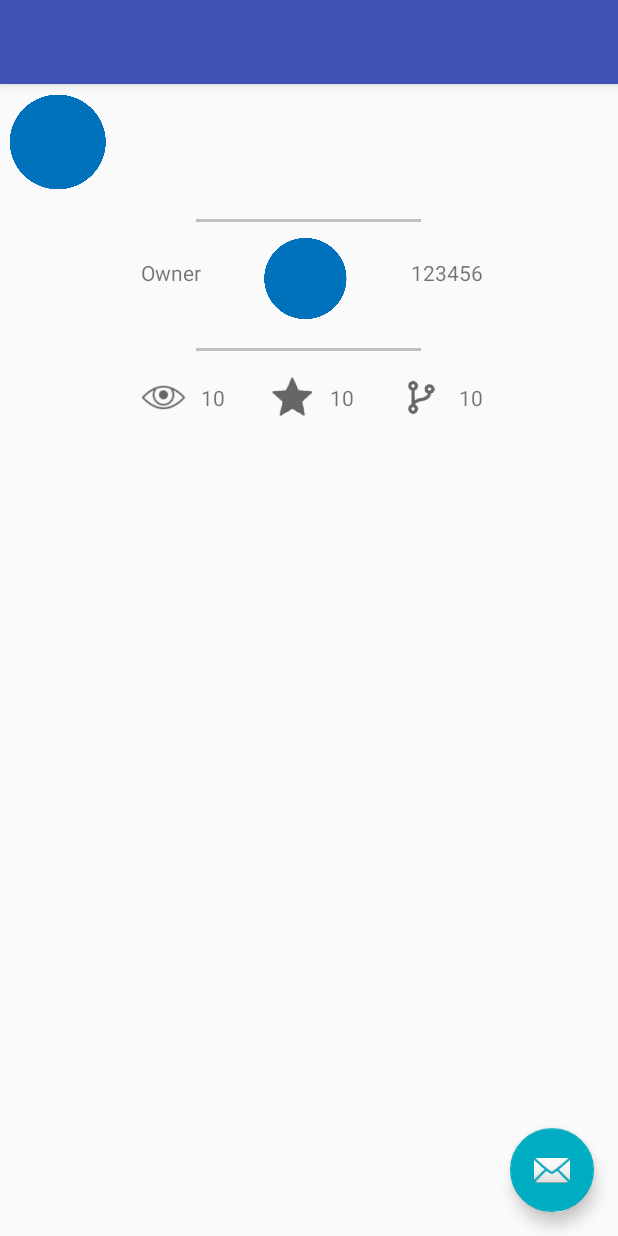
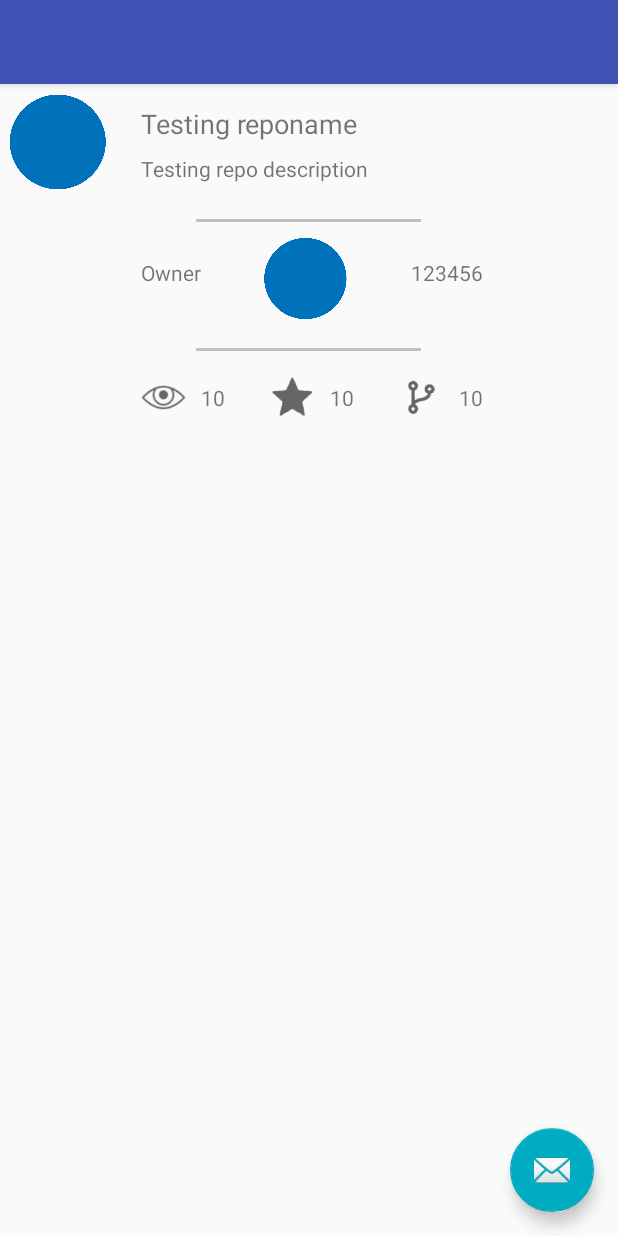
Before and after one commit to Swapnil-Garg16/GitHub-User-Repos, an Android app: the RepoDetailsActivity screen opened directly, with no data from a screen before it, on a phone screen of 412 x 824 dp. Run offline under Robolectric (Android 15) with nearby library versions, the phone set to English and light mode, and no system bars; our stand-ins replace CircleImageView; network calls fail; 6 statements that could not run were skipped.

Commit message:
Bit of shared element transition

```diff
--- a/app/build.gradle
+++ b/app/build.gradle
@@ -27,7 +27,6 @@ dependencies {
     compile 'com.android.support:appcompat-v7:24.2.1'
     compile 'com.android.support:design:24.2.1'
     compile 'com.android.volley:volley:1.0.0'
-    compile 'com.amulyakhare:com.amulyakhare.textdrawable:1.0.1'
     compile 'com.android.support:cardview-v7:21.0.+'
     compile 'de.hdodenhof:circleimageview:2.1.0'
     testCompile 'junit:junit:4.12'
--- a/app/src/main/java/com/example/lenovo/boxme/RepoDetailsActivity.java
+++ b/app/src/main/java/com/example/lenovo/boxme/RepoDetailsActivity.java
@@ -1,16 +1,31 @@
 package com.example.lenovo.boxme;
 
+import android.content.Intent;
+import android.graphics.Bitmap;
+import android.graphics.BitmapFactory;
 import android.os.Bundle;
 import android.support.design.widget.FloatingActionButton;
 import android.support.design.widget.Snackbar;
 import android.support.v7.app.AppCompatActivity;
 import android.support.v7.widget.Toolbar;
+import android.util.Log;
 import android.view.View;
+import android.widget.ImageView;
 import android.widget.TextView;
+
+import java.io.IOException;
+import java.io.InputStream;
+import java.net.HttpURLConnection;
+import java.net.MalformedURLException;
+import java.net.URL;
+
+import static com.example.lenovo.boxme.RepoActivity.imageUrl;
 
 public class RepoDetailsActivity extends AppCompatActivity {
 
-    TextView repon , repod ;
+    TextView repon, repod, id, watch, star, fork;
+    ImageView pic;
+
     @Override
     protected void onCreate(Bundle savedInstanceState) {
         super.onCreate(savedInstanceState);
@@ -18,15 +33,35 @@ public class RepoDetailsActivity extends AppCompatActivity {
         Toolbar toolbar = (Toolbar) findViewById(R.id.toolbar);
         setSupportActionBar(toolbar);
 
-        repon = (TextView)findViewById(R.id.repo_name);
-        repod=(TextView)findViewById(R.id.repo_desc);
+        repon = (TextView) findViewById(R.id.repo_name);
+        repod = (TextView) findViewById(R.id.repo_desc);
+        id = (TextView) findViewById(R.id.owner_id);
+        watch = (TextView) findViewById(R.id.watchers);
+        star = (TextView) findViewById(R.id.starred);
+        fork = (TextView) findViewById(R.id.fork);
+        pic = (ImageView) findViewById(R.id.profile_image);
 
         Bundle bundle = getIntent().getExtras();
-        String reponame = bundle.getString("reponame");
-        String repoDesc = bundle.getString("repodesc");
+        Intent i = getIntent();
+        RepoDesc d = (RepoDesc) i.getSerializableExtra("data");
 
-        repon.setText(reponame);
-        repod.setText(repoDesc);
+        repon.setText(d.getRepoName());
+        repod.setText(d.getRepoDesc());
+        id.setText(d.getId());
+        watch.setText(d.getWatch());
+        star.setText(d.getStar());
+        fork.setText(d.getFork());
+
+
+       /* try {
+
+            Bitmap bitmap = BitmapFactory.decodeStream((InputStream) new URL(d.getImageUrl()).getContent());
+            pic.setImageBitmap(bitmap);
+        } catch (MalformedURLException e) {
+            e.printStackTrace();
+        } catch (IOException e) {
+            e.printStackTrace();
+        }*/
+
     }
-
 }
--- a/app/src/main/java/com/example/lenovo/boxme/RepoList.java
+++ b/app/src/main/java/com/example/lenovo/boxme/RepoList.java
@@ -10,6 +10,7 @@
             public class RepoList {
 
                 private String repoName,repoDesc;
+
 
 
                 public RepoList(String repoDesc, String repoName) {
--- a/app/src/main/res/layout/activity_repo.xml
+++ b/app/src/main/res/layout/activity_repo.xml
@@ -1,15 +1,17 @@
 <?xml version="1.0" encoding="utf-8"?>
+
 <android.support.design.widget.CoordinatorLayout xmlns:android="http://schemas.android.com/apk/res/android"
     xmlns:app="http://schemas.android.com/apk/res-auto"
     xmlns:tools="http://schemas.android.com/tools"
     android:layout_width="match_parent"
     android:layout_height="match_parent"
-    tools:context="com.example.lenovo.boxme.RepoActivity">
+    android:fitsSystemWindows="true">
 
     <android.support.design.widget.AppBarLayout
         android:layout_width="match_parent"
         android:layout_height="wrap_content"
         android:theme="@style/AppTheme.AppBarOverlay">
+
 
 
     </android.support.design.widget.AppBarLayout>
--- a/app/src/main/res/layout/content_repo_details.xml
+++ b/app/src/main/res/layout/content_repo_details.xml
@@ -20,6 +20,8 @@
         android:orientation="horizontal">
 
     <ImageView
+        android:id="@+id/circle_transit"
+        android:transitionName="MYTRANSITIONVIEW"
         android:layout_width="70dp"
         android:layout_height="70dp"
         android:src="@drawable/circle"/>
--- a/app/src/main/res/layout/repo_list_row.xml
+++ b/app/src/main/res/layout/repo_list_row.xml
@@ -12,6 +12,7 @@
 
 <ImageView
     android:id="@+id/circle"
+    android:transitionName="MYTRANSITIONVIEW"
     android:layout_width="60dp"
     android:layout_height="60dp"
     android:src="@drawable/circle"/>
--- /dev/null
+++ b/app/src/main/res/transition/transition_image.xml
@@ -0,0 +1,14 @@
+<transitionSet xmlns:android="http://schemas.android.com/apk/res/android">
+    <changeBounds>
+        <targets>
+            <target android:targetId="@id/circle" />
+            <target android:targetId="@id/circle_transit" />
+        </targets>
+    </changeBounds>
+    <changeImageTransform>
+        <targets>
+            <target android:targetId="@id/circle" />
+            <target android:targetId="@id/circle_transit" />
+        </targets>
+    </changeImageTransform>
+</transitionSet>
--- a/app/src/main/res/values/styles.xml
+++ b/app/src/main/res/values/styles.xml
@@ -6,6 +6,9 @@
         <item name="colorPrimary">@color/colorPrimary</item>
         <item name="android:windowContentTransitions">true</item>
         <item name="colorPrimaryDark">@color/colorPrimaryDark</item>
+        <item name="android:windowActivityTransitions">true</item>
+        <item name="android:windowSharedElementEnterTransition">@transition/transition_image</item>
+        <item name="android:windowSharedElementExitTransition">@transition/transition_image</item>
         <item name="colorAccent">@color/colorAccent</item>
     </style>
 
```
Also changed, not shown: app/src/main/java/com/example/lenovo/boxme/RepoActivity.java (+32 -6 lines), app/src/main/java/com/example/lenovo/boxme/RepoDesc.java (added, +77 -0 lines).
